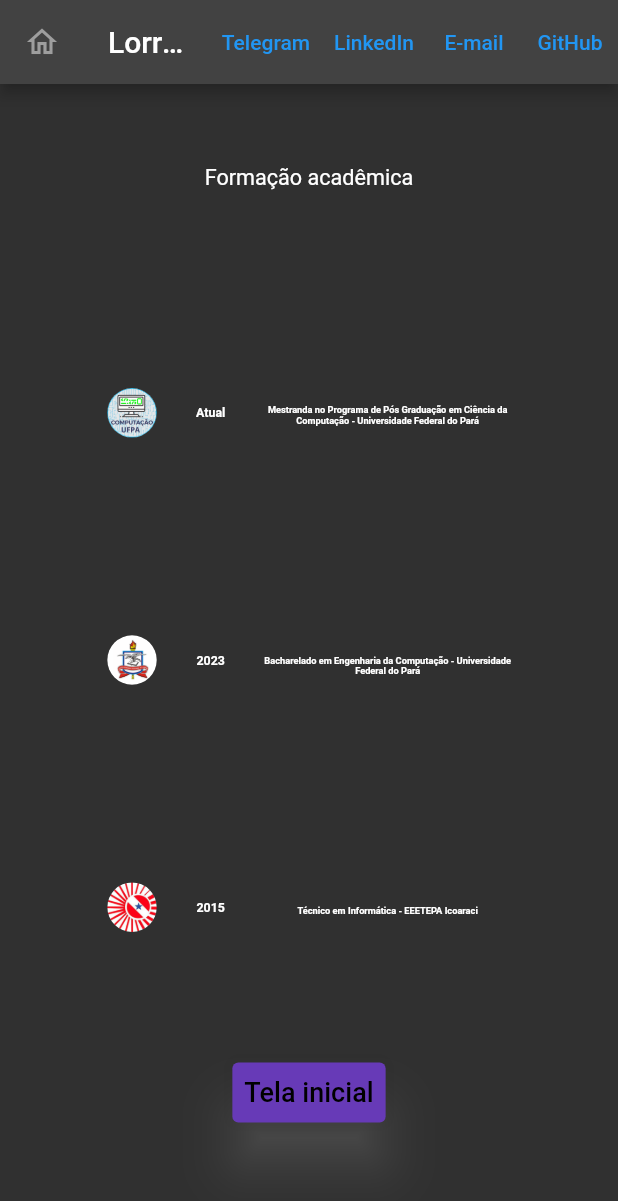
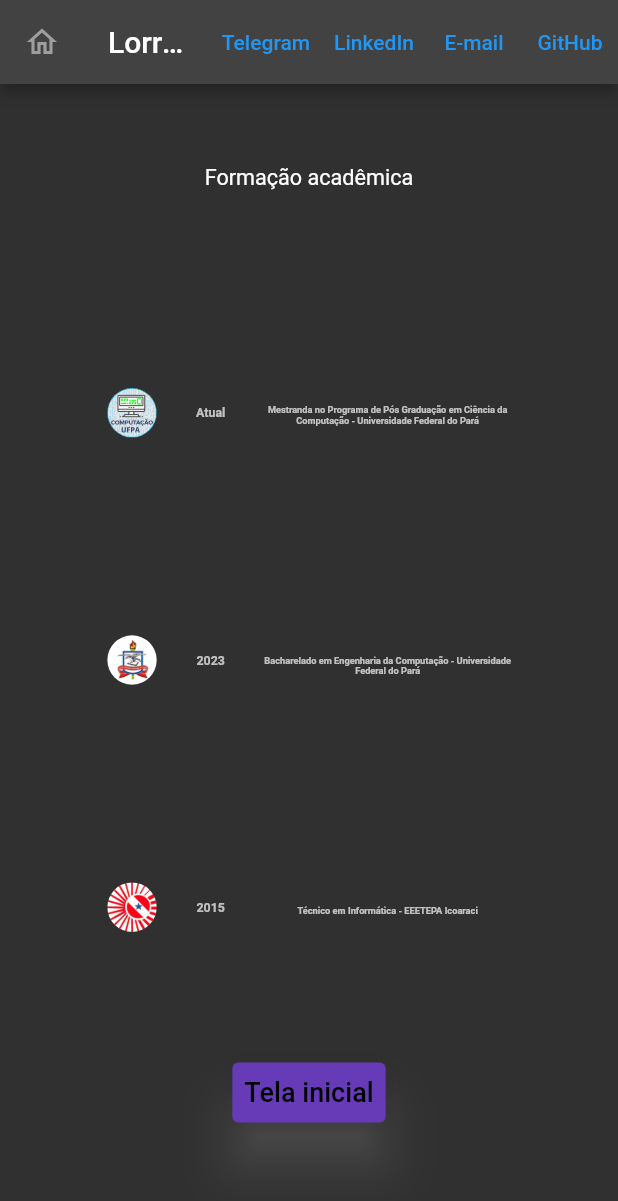
Before and after one commit to LoNobre/portifolio_web, a Flutter app: the InformationsCollege screen opened by its route, on a phone screen of 412 x 824 dp. Shown: the top 1201 px of the screen. Run offline on Flutter 3.47's test engine with Material 2 defaults, Android fonts, the phone set to English and light mode, and no system bars; our stand-ins replace go_router.

Commit message:
Ajustes de cor do texto

```diff
--- a/lib/pages/informationsCollege.dart
+++ b/lib/pages/informationsCollege.dart
@@ -117,18 +117,21 @@ class _InformationsCollegeState extends State<InformationsCollege> {
                               children: [
                                 Text('Atual',
                                   style: TextStyle(
+                                    color: Colors.white70,
                                     fontWeight: FontWeight.bold,
                                     fontSize: size.width * 0.02,
                                   ),
                                 ),
                                 Text('2023',
                                   style: TextStyle(
+                                    color: Colors.white70,
                                     fontWeight: FontWeight.bold,
                                     fontSize: size.width * 0.02,
                                   ),
                                 ),
                                 Text('2015',
                                   style: TextStyle(
+                                    color: Colors.white70,
                                     fontWeight: FontWeight.bold,
                                     fontSize: size.width * 0.02,
                                   ),
@@ -143,6 +146,7 @@ class _InformationsCollegeState extends State<InformationsCollege> {
                               children: [
                                 Text('Mestranda no Programa de Pós Graduação em Ciência da Computação - Universidade Federal do Pará',
                                   style: TextStyle(
+                                      color: Colors.white70,
                                       fontWeight: FontWeight.bold,
                                       fontSize: size.width * 0.015
                                   ),
@@ -150,6 +154,7 @@ class _InformationsCollegeState extends State<InformationsCollege> {
                                 ),
                                 Text('Bacharelado em Engenharia da Computação - Universidade Federal do Pará',
                                   style: TextStyle(
+                                    color: Colors.white70,
                                     fontWeight: FontWeight.bold,
                                     fontSize: size.width * 0.015,
                                   ),
@@ -157,6 +162,7 @@ class _InformationsCollegeState extends State<InformationsCollege> {
                                 ),
                                 Text('Técnico em Informática - EEETEPA Icoaraci',
                                   style: TextStyle(
+                                    color: Colors.white70,
                                     fontWeight: FontWeight.bold,
                                     fontSize: size.width * 0.015,
                                   ),
```
